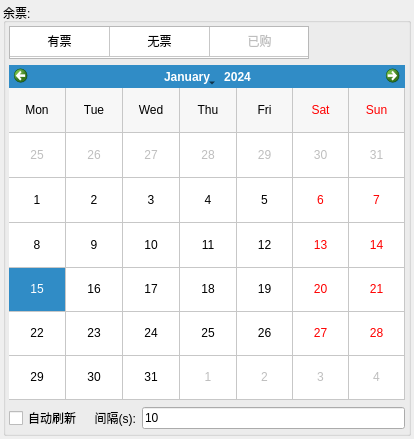
jeremy-peng/eTicket, file ui/ui_remain_ticket_widget.ui: the form before one commit.
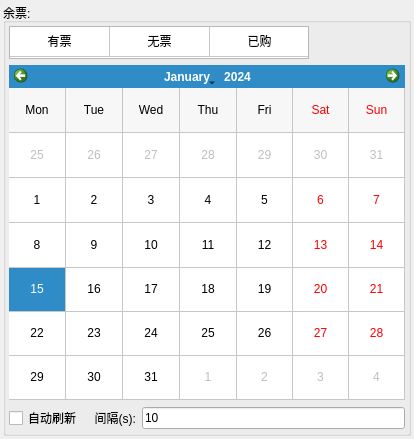
The form after the commit.

Commit message: Buy ticket status

```diff
--- a/ui/ui_remain_ticket_widget.ui
+++ b/ui/ui_remain_ticket_widget.ui
@@ -64,9 +64,15 @@
         <attribute name="horizontalHeaderVisible">
          <bool>false</bool>
         </attribute>
+        <attribute name="horizontalHeaderDefaultSectionSize">
+         <number>100</number>
+        </attribute>
         <attribute name="horizontalHeaderHighlightSections">
          <bool>false</bool>
         </attribute>
+        <attribute name="horizontalHeaderMinimumSectionSize">
+         <number>100</number>
+        </attribute>
         <attribute name="verticalHeaderVisible">
          <bool>false</bool>
         </attribute>
@@ -123,7 +129,7 @@
           <set>AlignCenter</set>
          </property>
          <property name="flags">
-          <set>ItemIsSelectable</set>
+          <set>NoItemFlags</set>
          </property>
         </item>
        </widget>
```
The commit also changes 7 other files.
